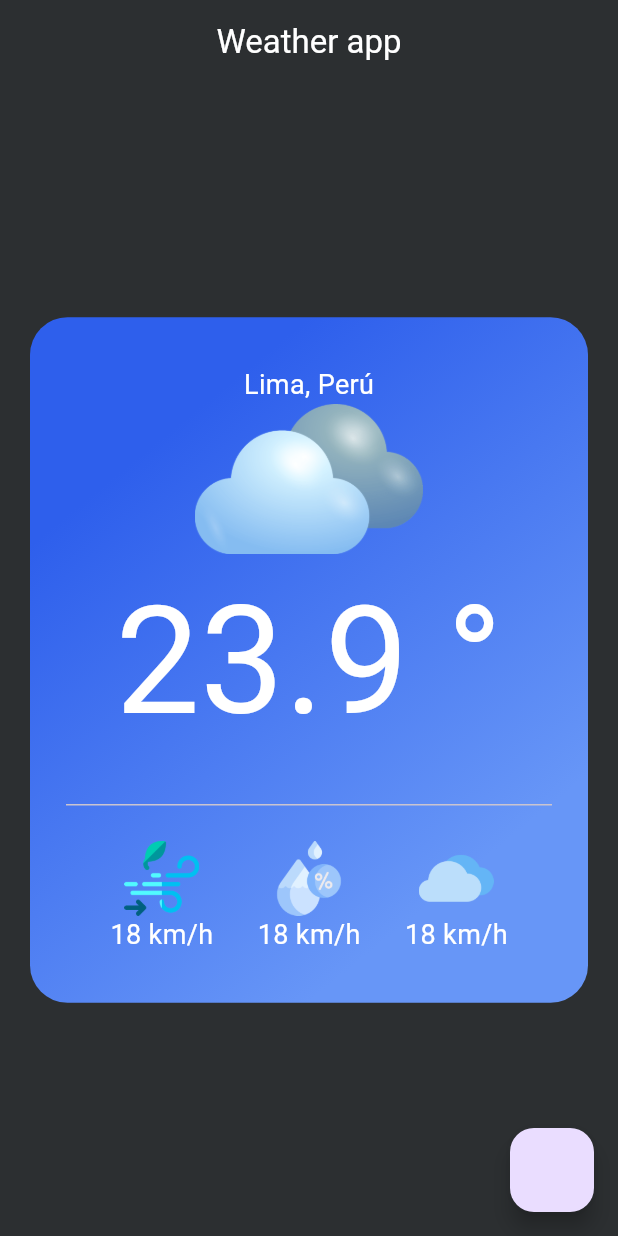
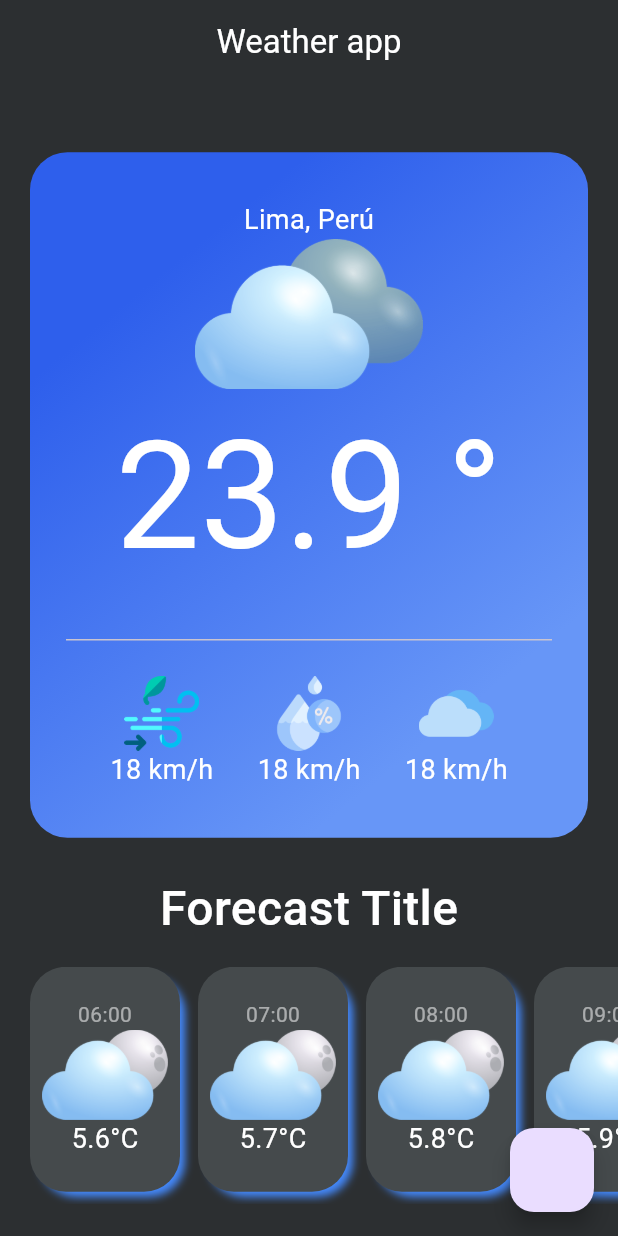
Before and after one commit to RzCrytek/flutter-primera-app, a Flutter app: the screen it shows after launch, on a phone screen of 412 x 824 dp. Run offline on Flutter 3.47's test engine with Material 3 defaults, Android fonts, the light colour scheme and no system bars.

Commit message:
feat: agrego forecast_item

```diff
--- a/lib/pages/home_page.dart
+++ b/lib/pages/home_page.dart
@@ -1,5 +1,6 @@
 import 'package:flutter/material.dart';
 import 'package:proyectos/services/user_mockapi_service.dart';
+import 'package:proyectos/widgets/forecast_item.dart';
 import 'package:proyectos/widgets/weather_item.dart';
 
 class HomePage extends StatelessWidget {
@@ -65,6 +66,44 @@ class HomePage extends StatelessWidget {
                 ],
               ),
             ),
+            Text(
+              "Forecast Title",
+              style: TextStyle(
+                color: Colors.white,
+                fontSize: 32,
+                fontWeight: FontWeight.w500,
+              ),
+            ),
+            SizedBox(height: 16),
+            SizedBox(
+              height: 158,
+              child: ListView(
+                scrollDirection: Axis.horizontal,
+                padding: EdgeInsets.fromLTRB(20, 0, 8, 8),
+                children: [
+                  ForecastItem(
+                    hour: "06:00",
+                    temperature: "5.6°C",
+                    image: "overcast",
+                  ),
+                  ForecastItem(
+                    hour: "07:00",
+                    temperature: "5.7°C",
+                    image: "overcast",
+                  ),
+                  ForecastItem(
+                    hour: "08:00",
+                    temperature: "5.8°C",
+                    image: "overcast",
+                  ),
+                  ForecastItem(
+                    hour: "09:00",
+                    temperature: "5.9°C",
+                    image: "overcast",
+                  ),
+                ],
+              ),
+            ),
           ],
         ),
       ),
--- /dev/null
+++ b/lib/widgets/forecast_item.dart
@@ -0,0 +1,47 @@
+import 'package:flutter/material.dart';
+
+class ForecastItem extends StatelessWidget {
+  final String hour;
+  final String temperature;
+  final String image;
+
+  const ForecastItem({
+    super.key,
+    required this.hour,
+    required this.temperature,
+    required this.image,
+  });
+
+  @override
+  Widget build(BuildContext context) {
+    return Container(
+      width: 100,
+      height: 150,
+      margin: EdgeInsets.only(right: 12),
+      padding: EdgeInsets.symmetric(vertical: 12),
+      decoration: BoxDecoration(
+        color: const Color(0xFF454A4C),
+        borderRadius: BorderRadius.circular(24),
+        boxShadow: [
+          BoxShadow(
+            color: Colors.blueAccent,
+            offset: const Offset(5, 5),
+            blurRadius: 4,
+            spreadRadius: -2,
+          ),
+        ],
+      ),
+      child: Column(
+        mainAxisAlignment: MainAxisAlignment.center,
+        children: [
+          Text(hour, style: TextStyle(color: Colors.white54, fontSize: 14)),
+          Image.asset("assets/icons/$image.png", height: 60),
+          Text(
+            temperature,
+            style: TextStyle(color: Colors.white, fontSize: 18),
+          ),
+        ],
+      ),
+    );
+  }
+}
```
